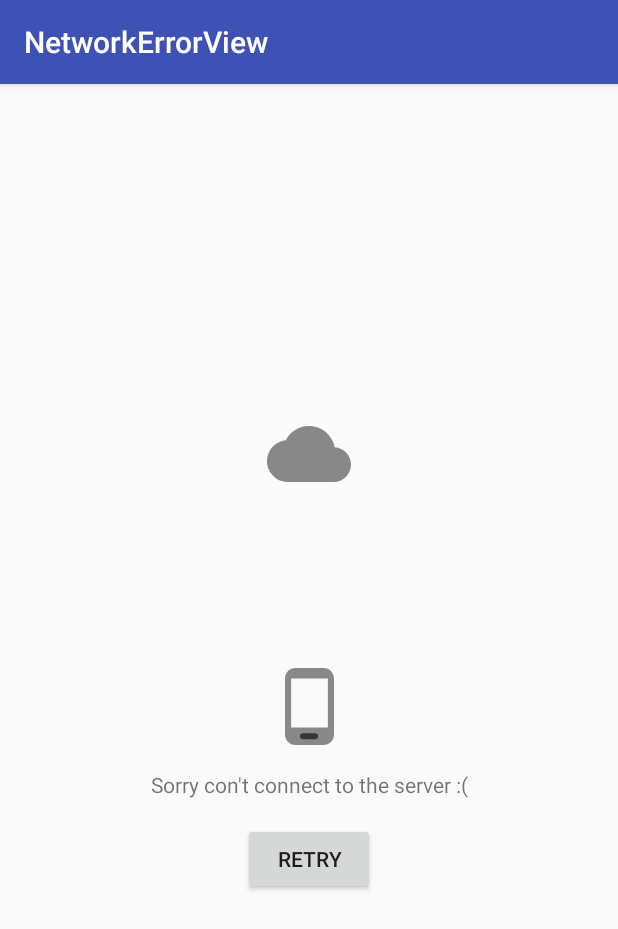
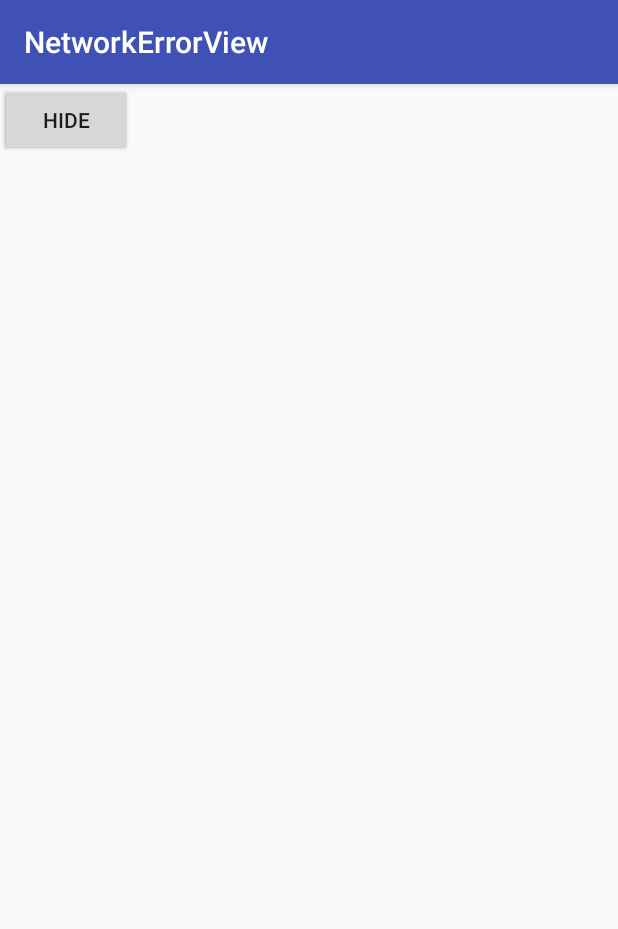
Before and after one commit to humazed/NetworkErrorView, an Android app: the screen it shows after launch (MainActivity), on a phone screen of 412 x 824 dp. Shown: the top 929 px of the screen. Run offline under Robolectric (Android 15) with nearby library versions, the phone set to English and light mode, and no system bars.

Commit message:
add show and hide to sample.

```diff
--- a/app/src/main/java/humazed/github/com/networkerrorview/MainActivity.kt
+++ b/app/src/main/java/humazed/github/com/networkerrorview/MainActivity.kt
@@ -2,6 +2,7 @@ package humazed.github.com.networkerrorview
 
 import android.os.Bundle
 import android.support.v7.app.AppCompatActivity
+import android.widget.Toast
 import kotlinx.android.synthetic.main.activity_main.*
 
 class MainActivity : AppCompatActivity() {
@@ -10,11 +11,16 @@ class MainActivity : AppCompatActivity() {
         super.onCreate(savedInstanceState)
         setContentView(R.layout.activity_main)
 
-
-        networkErrorView.show()
-        networkErrorView.setRetryListener {
+        showButton.setOnClickListener {
+            networkErrorView.show()
         }
 
+        hideButton.setOnClickListener {
+            networkErrorView.hide()
+        }
 
+        networkErrorView.setRetryListener {
+            Toast.makeText(this, "Retry", Toast.LENGTH_LONG).show()
+        }
     }
 }
--- a/app/src/main/res/layout/activity_main.xml
+++ b/app/src/main/res/layout/activity_main.xml
@@ -19,4 +19,20 @@
         app:nev_message="Sorry con't connect to the server :("
         tools:visibility="visible"/>
 
+    <Button
+        android:id="@+id/showButton"
+        android:layout_width="wrap_content"
+        android:layout_height="wrap_content"
+        android:text="show"
+        tools:layout_editor_absoluteX="16dp"
+        tools:layout_editor_absoluteY="16dp"/>
+
+    <Button
+        android:id="@+id/hideButton"
+        android:layout_width="wrap_content"
+        android:layout_height="wrap_content"
+        android:text="hide"
+        tools:layout_editor_absoluteX="279dp"
+        tools:layout_editor_absoluteY="16dp"/>
+
 </android.support.constraint.ConstraintLayout>
```
